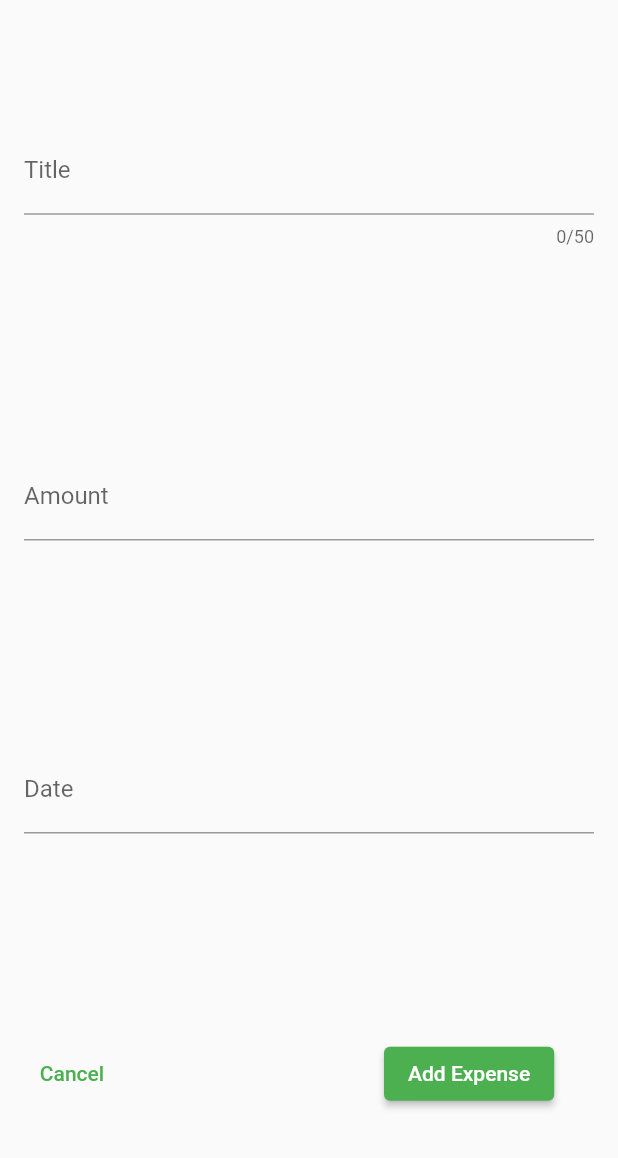
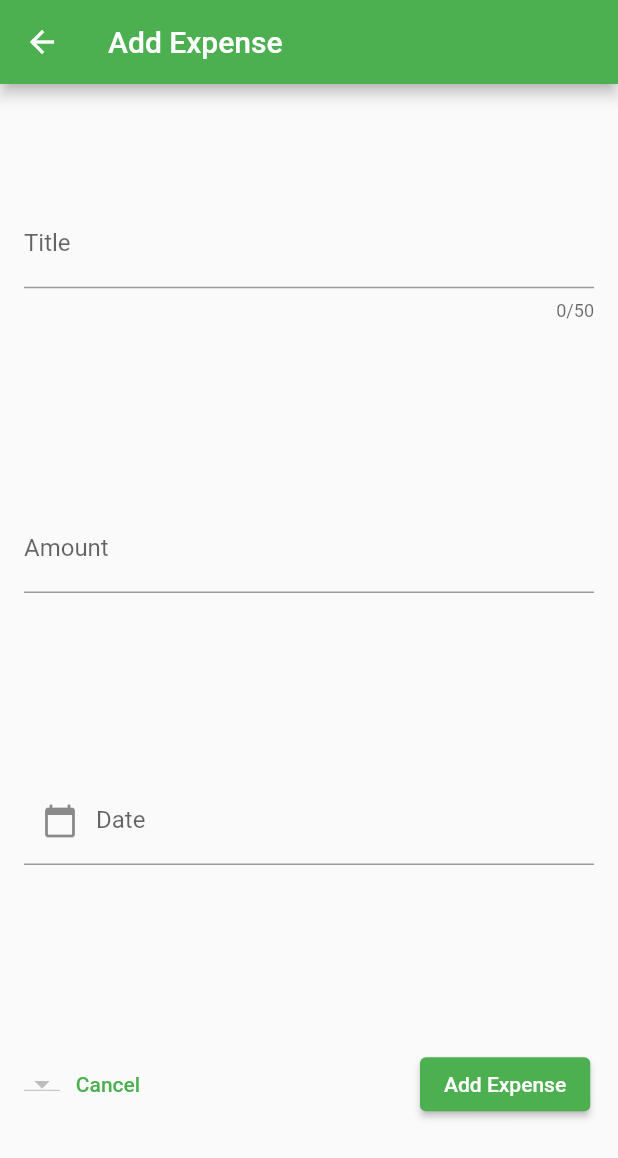
Before and after one commit to Freddie16/Expense-Tracker, a Flutter app: the NewExpense screen opened directly, on a phone screen of 412 x 824 dp. Shown: the top 1158 px of the screen. Run offline on Flutter 3.47's test engine with Material 2 defaults, Android fonts, the phone set to English and light mode, and no system bars; statements that could not run were skipped.

Commit message:
updated the text input

```diff
--- a/lib/widgets/new_expense.dart
+++ b/lib/widgets/new_expense.dart
@@ -1,4 +1,7 @@
+import 'package:flutter/foundation.dart';
 import 'package:flutter/material.dart';
+import 'package:intl/intl.dart';
+
 
 class NewExpense extends StatefulWidget {
   const NewExpense({super.key});
@@ -12,18 +15,13 @@ class _NewExpenseState extends State<NewExpense> {
   final _amountController = TextEditingController();
   final _dateController = TextEditingController();
 
-
-  @override
-  void dispose() {
-    _titleController.dispose();
-    _amountController.dispose();
-    _dateController.dispose();
-    super.dispose();
-  }
-
   @override
   Widget build(BuildContext context) {
-    return Padding(
+    return Scaffold(
+      appBar: AppBar(
+        title: Text('Add Expense'),
+      ),
+      body: Padding(
         padding: EdgeInsets.all(16),
         child: Column(
           mainAxisAlignment: MainAxisAlignment.spaceAround,
@@ -41,16 +39,42 @@ class _NewExpenseState extends State<NewExpense> {
                 labelText: 'Amount'),
             ),
             TextField(
+              decoration: InputDecoration(
+                labelText: 'Date',
+                prefixIcon: Icon(Icons.calendar_today),
+              ),
               controller: _dateController,
-            keyboardType: TextInputType.datetime,
-            decoration: InputDecoration(labelText: 'Date'),
+              onTap: () async {
+                final DateTime? selectedDate = await showDatePicker(
+                  context: context,
+                  initialDate: DateTime.now(),
+                  firstDate: DateTime(2021),
+                  lastDate: DateTime.now(),
+                );
+
+                if (selectedDate != null) {
+                  final DateFormat dateFormat = DateFormat('yyyy-MM-dd');
+                  _dateController.text = dateFormat.format(selectedDate);
+                }
+              },
             ),
             Row(
               children: [
-              TextButton(onPressed: () {
+                DropdownButton(
+                  items: Category.values.map(
+                    (category) => DropdownMenuItem(
+                      value: category,
+                      child: Text
+                (category.name.toString(),
+                ),
+                ),
+                ).toList(),
+                 onChanged: (value) {}),
+                TextButton(
+                  onPressed: () {
                     Navigator.of(context).pop();
-              }
-              , child: Text('Cancel'),
+                  },
+                  child: Text('Cancel'),
                 ),
                 SizedBox(width: 176.0),
                 ElevatedButton(
@@ -59,13 +83,13 @@ class _NewExpenseState extends State<NewExpense> {
                     print(_amountController.text);
                     print(_dateController.text);
                   },
-            child: Text(
-                'Add Expense'), // TODO: change to primaryColor when it is available in the themey
+                  child: Text('Add Expense'),
                 ),
               ],
             ),
           ],
         ),
+      ),
     );
   }
 }
```
Lines whose indentation alone changed are shown as unchanged.
